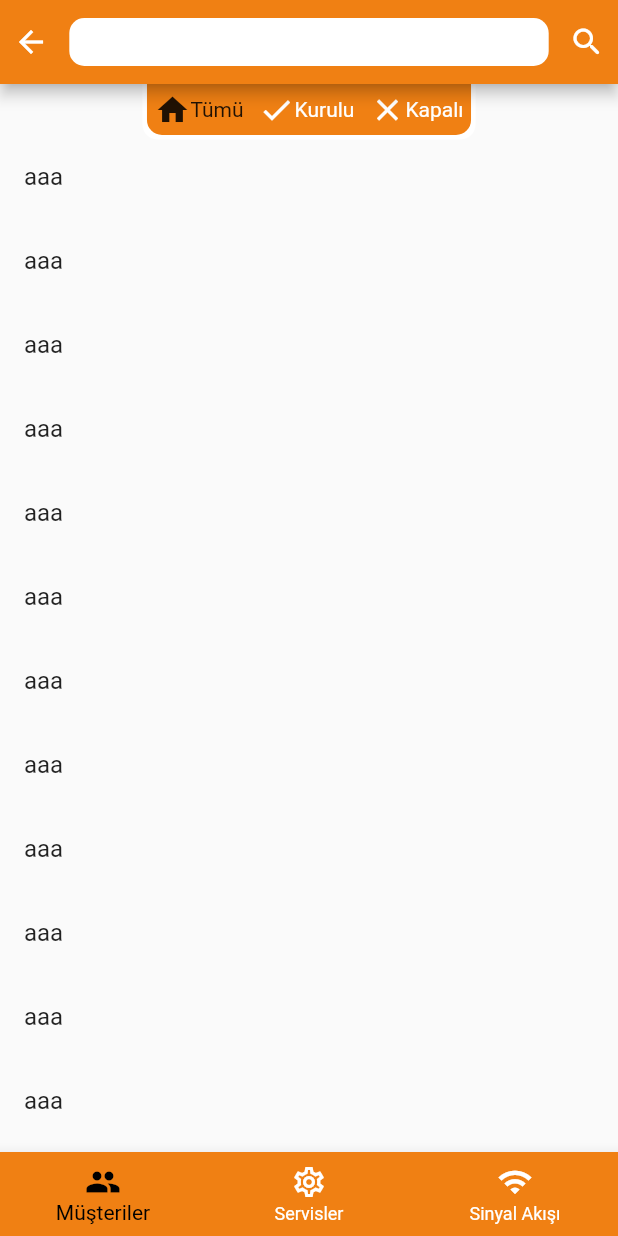
After one commit to asg51/netfox, a Flutter app: the screen it shows after launch, after a tap on "Login", on a phone screen of 412 x 824 dp. The commit adds this screen. Run offline on Flutter 3.47's test engine with Material 2 defaults, Android fonts, the phone set to English and light mode, and no system bars; our stand-ins replace simple_animations.

Commit message:
Müşteriler ekranının tasarımı oluşturuldu.

```diff
--- a/lib/main.dart
+++ b/lib/main.dart
@@ -1,4 +1,6 @@
 import 'package:flutter/material.dart';
+import 'package:flutter/services.dart';
+import 'package:netfox/screens/MainScreen.dart';
 
 import 'Animation/FadeAnimation.dart';
 
@@ -12,7 +14,11 @@ void main() => runApp(
 class HomePage extends StatelessWidget {
   @override
   Widget build(BuildContext context) {
-    return Scaffold(
+    return AnnotatedRegion<SystemUiOverlayStyle>(
+        value: SystemUiOverlayStyle(
+        statusBarColor: Color.fromARGB(255, 239, 123, 17),
+    ),
+    child:  Scaffold(
         backgroundColor: Color.fromARGB(255, 239, 123, 17),
         body: SingleChildScrollView(
           child: Container(
@@ -74,7 +80,9 @@ class HomePage extends StatelessWidget {
                         ),
                       )),
                       SizedBox(height: 30,),
-                      FadeAnimation(2, Container(
+                      FadeAnimation(2, GestureDetector(
+                        onTap: (){Navigator.push(context, MaterialPageRoute(builder: (context)=>MainScreen()));},
+                        child: Container(
                           height: 50,
                           decoration: BoxDecoration(
                               borderRadius: BorderRadius.circular(10),
@@ -88,6 +96,7 @@ class HomePage extends StatelessWidget {
                           child: Center(
                             child: Text("Login", style: TextStyle(color: Color.fromARGB(255, 240, 128, 19), fontWeight: FontWeight.bold),),
                           ),
+                        ),
                       )),
                       SizedBox(height: 70,),
                       FadeAnimation(1.5, Text("Forgot Password?", style: TextStyle(color: Colors.white),)),
@@ -98,6 +107,6 @@ class HomePage extends StatelessWidget {
             ),
           ),
         )
-    );
+    ));
   }
 }
--- /dev/null
+++ b/lib/screens/MainScreen.dart
@@ -0,0 +1,145 @@
+import 'package:flutter/material.dart';
+
+class MainScreen extends StatefulWidget{
+  @override
+  State<StatefulWidget> createState() {
+    // TODO: implement createState
+    return _MainScreen();
+  }
+
+}
+
+class _MainScreen extends State{
+  @override
+  Widget build(BuildContext context) {
+   return Scaffold(
+     appBar:
+       AppBar(
+         actions: [
+           Expanded(
+             //    flex: 1,
+             // fit: FlexFit.loose,
+             child: Container(
+               color:  Color.fromARGB(255, 240, 128, 19),
+               child: Row(
+                 children: [
+                   Flexible(
+                     fit: FlexFit.tight,
+                     flex: 1,
+                     child:GestureDetector(child: Icon(Icons.arrow_back),onTap: (){
+                       Navigator.pop(context);
+                     },),
+                   ),
+                   Flexible(
+                     fit: FlexFit.tight,
+                     flex: 8,
+                     child: Padding(
+                       padding: const EdgeInsets.only(bottom: 15,top: 15,left: 8,right: 8),
+                       child: Container(
+                         decoration: BoxDecoration(
+                           borderRadius: BorderRadius.circular(10),
+                           color: Colors.white,
+                           boxShadow: [
+                             BoxShadow(color: Colors.white, spreadRadius: 3),
+                           ],
+                         ),
+                         child: TextFormField(
+                           cursorColor: Color.fromARGB(255, 240, 128, 19),
+                             decoration:
+                             InputDecoration(border: InputBorder.none,),
+                             //validator: validateLastName,
+                             onSaved: (String? value) {
+                               // if (value != null) student.lastName = value;
+                             },
+                         ),
+                       ),
+                     ),
+                   ),
+                   Flexible(
+                     fit: FlexFit.tight,
+                     flex: 1,
+                     child:Icon(Icons.search_rounded),
+                   ),
+
+
+                 ],
+               ),
+               ),
+           ),
+         ],
+       ),
+     body: Column(
+       mainAxisAlignment: MainAxisAlignment.start,
+       children: [
+         Row(
+           mainAxisAlignment: MainAxisAlignment.center,
+           children: [
+           Container(
+             child: Row(
+               children: [
+                 Padding(
+                   padding: const EdgeInsets.all(5.0),
+                   child: Row(
+                     children: [
+                     Icon(Icons.home),
+                       Text("Tümü"),
+                   ],),
+                 ),
+                 Padding(
+                   padding: const EdgeInsets.all(5.0),
+                   child: Row(
+                     children: [
+                       Icon(Icons.check,color: Colors.white,),
+                       Text("Kurulu",style: TextStyle(color: Colors.white),),
+                     ],),
+                 ),
+                 Padding(
+                   padding: const EdgeInsets.all(5.0),
+                   child: Row(
+                     children: [
+                       Icon(Icons.close,color: Colors.white),
+                       Text("Kapalı",style: TextStyle(color: Colors.white),),
+                     ],),
+                 ),
+               ],),
+             decoration: BoxDecoration(
+               borderRadius: BorderRadius.only(bottomRight:  Radius.circular(10), bottomLeft:  Radius.circular(10)),
+               color: Color.fromARGB(255, 240, 128, 19),
+               boxShadow: [
+                 BoxShadow(color: Colors.white, spreadRadius: 3),
+               ],
+             ),
+           ),
+         ],),
+       Expanded(
+         child: ListView.builder(
+
+         itemBuilder: (BuildContext context, int index) {
+     return ListTile(title: Text("aaa"),);
+         },
+           itemCount: 20,
+         ),
+       )
+       ],
+     ),
+     bottomNavigationBar: BottomNavigationBar(
+       backgroundColor: Color.fromARGB(255, 240, 128, 19),
+       selectedItemColor: Colors.black,
+       unselectedItemColor: Colors.white,
+       items: [
+         BottomNavigationBarItem(
+         title: Text("Müşteriler"),
+         icon: Icon(Icons.people)
+       ),BottomNavigationBarItem(
+           title: Text("Servisler"),
+           icon: Icon(Icons.settings_outlined)
+       ),BottomNavigationBarItem(
+             title: Text("Sinyal Akışı"),
+             icon: Icon(Icons.wifi)
+         )
+       ],
+     ),
+   );
+  }
+
+}
```
Lines whose indentation alone changed are shown as unchanged.
